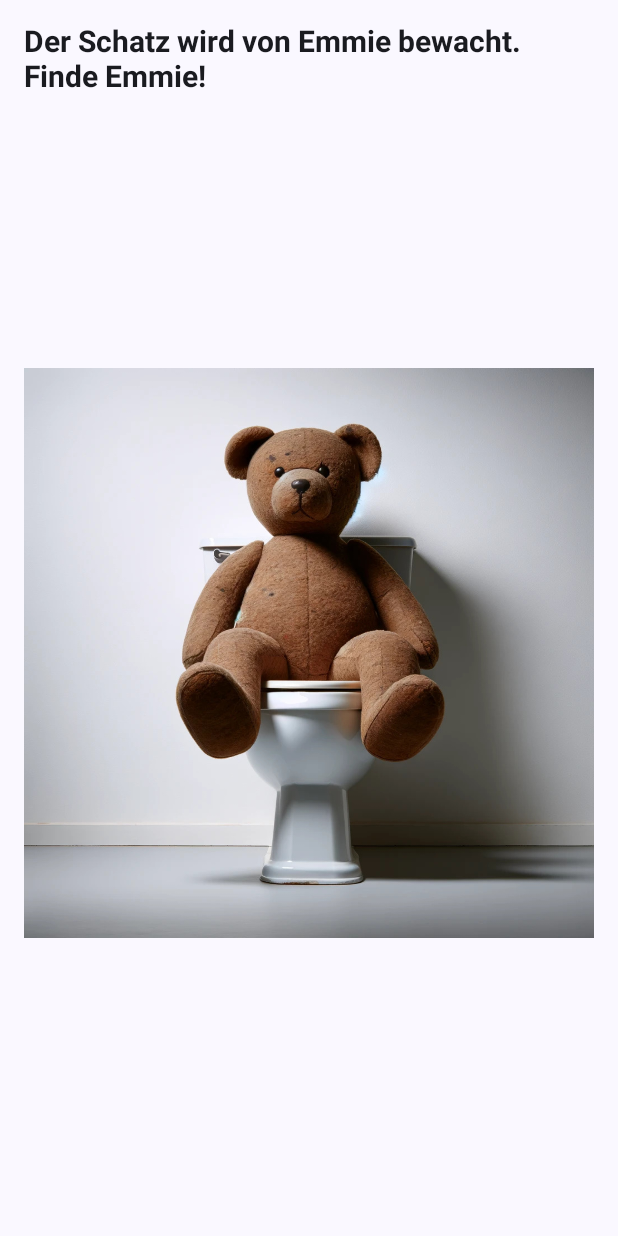
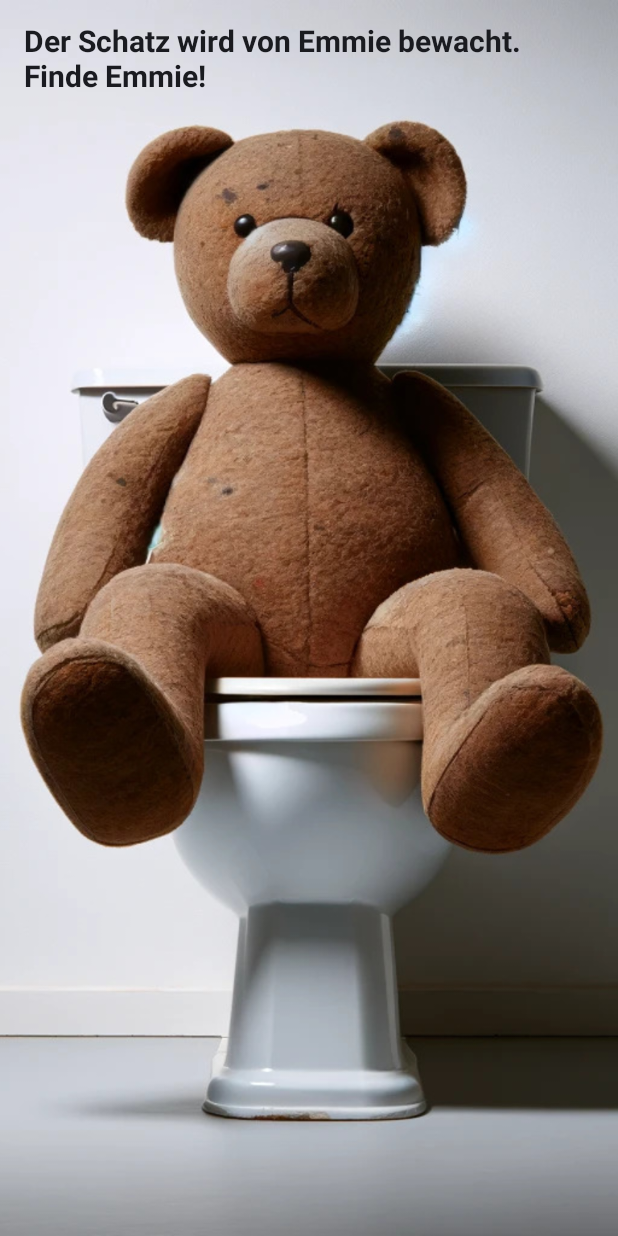
Before and after one commit to Schwarf/MiniMRiddle, an Android app built with Jetpack Compose: the images screen opened through its navigation route, on a phone screen of 412 x 824 dp. Run offline under Robolectric (Android 15) with nearby library versions, the phone set to English and light mode, and no system bars.

Commit message:
Fix final screen.

```diff
--- a/app/src/main/java/abs/apps/minimriddle/MainActivity.kt
+++ b/app/src/main/java/abs/apps/minimriddle/MainActivity.kt
@@ -138,21 +138,25 @@ fun NumberInputScreen(onPasswordCorrect: () -> Unit) {
 
 @Composable
 fun Finale() {
-    Column(modifier = Modifier.padding(16.dp)) {
-        Text(
-            text = "Der Schatz wird von Emmie bewacht. Finde Emmie!",
-            style = TextStyle(
-                fontWeight = FontWeight.Bold,
-                fontSize = 20.sp
-            ),
-        )
+    Box(modifier = Modifier.fillMaxSize()) {
+        // Background image setup
         Image(
             painter = painterResource(R.drawable.emmie),
-            contentDescription = null, // Provide a description if needed
-            modifier = Modifier
-                .fillMaxSize() // Set the size of the image if needed
+            contentDescription = null, // Background image does not require a description
+            contentScale = ContentScale.Crop,
+            modifier = Modifier.matchParentSize()
         )
 
+        Column(modifier = Modifier.padding(16.dp)) {
+            Text(
+                text = "Der Schatz wird von Emmie bewacht. Finde Emmie!",
+                style = TextStyle(
+                    fontWeight = FontWeight.Bold,
+                    fontSize = 20.sp
+                ),
+            )
+
+        }
     }
 }
 
```
